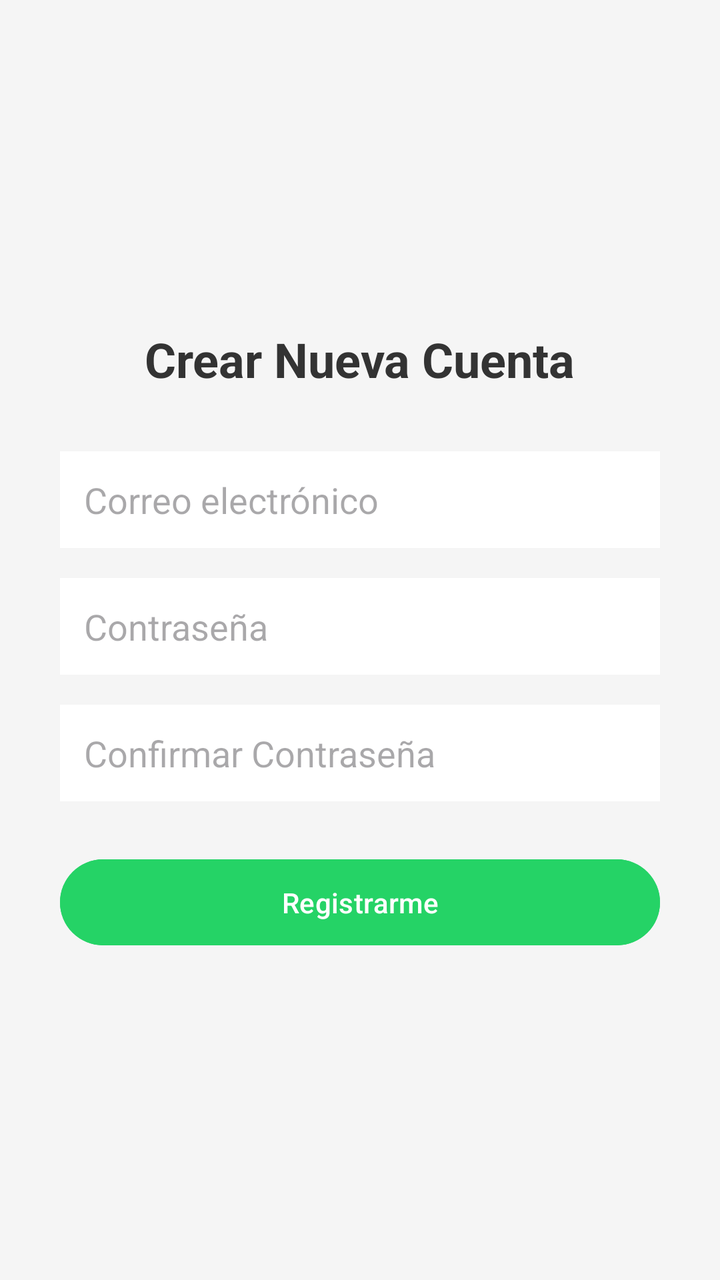
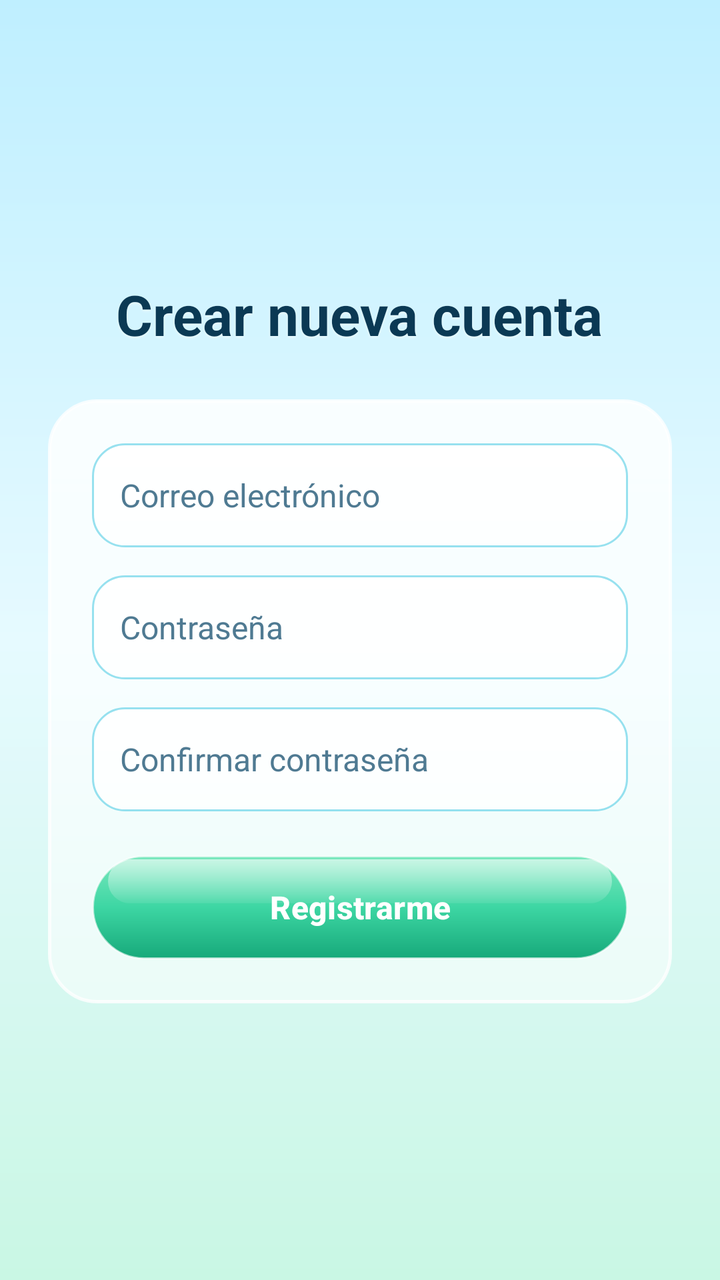

Compare the two renders of this Android layout. The source of the first and the diff that turns it into the second are given below.
<!-- AndroidManifest.xml: application theme Theme.CloneWhatsApp -->
<!-- res/layout/activity_register.xml -->
<?xml version="1.0" encoding="utf-8"?>
<LinearLayout xmlns:android="http://schemas.android.com/apk/res/android"
    android:layout_width="match_parent"
    android:layout_height="match_parent"
    android:orientation="vertical"
    android:padding="30dp"
    android:gravity="center"
    android:background="#f5f5f5">

    <TextView
        android:layout_width="wrap_content"
        android:layout_height="wrap_content"
        android:text="Crear Nueva Cuenta"
        android:textSize="24sp"
        android:textStyle="bold"
        android:textColor="#333"
        android:layout_marginBottom="30dp"/>

    <EditText
        android:id="@+id/etRegCorreo"
        android:layout_width="match_parent"
        android:layout_height="wrap_content"
        android:hint="Correo electrónico"
        android:inputType="textEmailAddress"
        android:padding="12dp"
        android:background="#fff"
        android:layout_marginBottom="15dp"/>

    <EditText
        android:id="@+id/etRegPassword1"
        android:layout_width="match_parent"
        android:layout_height="wrap_content"
        android:hint="Contraseña"
        android:inputType="textPassword"
        android:padding="12dp"
        android:background="#fff"
        android:layout_marginBottom="15dp"/>

    <EditText
        android:id="@+id/etRegPassword2"
        android:layout_width="match_parent"
        android:layout_height="wrap_content"
        android:hint="Confirmar Contraseña"
        android:inputType="textPassword"
        android:padding="12dp"
        android:background="#fff"
        android:layout_marginBottom="25dp"/>

    <Button
        android:id="@+id/btnCrearCuenta"
        android:layout_width="match_parent"
        android:layout_height="wrap_content"
        android:text="Registrarme"
        android:padding="12dp"
        android:backgroundTint="#25D366"/>

</LinearLayout>
<!-- resources referenced by this layout -->
<resources>
  <style name="Base.Theme.CloneWhatsApp" parent="Theme.Material3.DayNight.NoActionBar">
          
          
      </style>
  <!-- unchanged entries left out for length: 1 -->
</resources>

<!-- the commit's change to res/layout/activity_register.xml (unified diff, before → after) -->
@@ -1,57 +1,67 @@
 <?xml version="1.0" encoding="utf-8"?>
-<LinearLayout xmlns:android="http://schemas.android.com/apk/res/android"
+<ScrollView xmlns:android="http://schemas.android.com/apk/res/android"
     android:layout_width="match_parent"
     android:layout_height="match_parent"
-    android:orientation="vertical"
-    android:padding="30dp"
-    android:gravity="center"
-    android:background="#f5f5f5">
+    android:fillViewport="true"
+    android:scrollbars="none">
 
-    <TextView
-        android:layout_width="wrap_content"
-        android:layout_height="wrap_content"
-        android:text="Crear Nueva Cuenta"
-        android:textSize="24sp"
-        android:textStyle="bold"
-        android:textColor="#333"
-        android:layout_marginBottom="30dp"/>
-
-    <EditText
-        android:id="@+id/etRegCorreo"
+    <LinearLayout
         android:layout_width="match_parent"
         android:layout_height="wrap_content"
-        android:hint="Correo electrónico"
-        android:inputType="textEmailAddress"
-        android:padding="12dp"
-        android:background="#fff"
-        android:layout_marginBottom="15dp"/>
+        android:gravity="center"
+        android:minHeight="480dp"
+        android:orientation="vertical"
+        android:padding="24dp">
 
-    <EditText
-        android:id="@+id/etRegPassword1"
-        android:layout_width="match_parent"
-        android:layout_height="wrap_content"
-        android:hint="Contraseña"
-        android:inputType="textPassword"
-        android:padding="12dp"
-        android:background="#fff"
-        android:layout_marginBottom="15dp"/>
+        <TextView
+            style="@style/Aero.Titulo"
+            android:layout_width="wrap_content"
+            android:layout_height="wrap_content"
+            android:layout_marginBottom="24dp"
+            android:text="Crear nueva cuenta"
+            android:textSize="28sp" />
 
-    <EditText
-        android:id="@+id/etRegPassword2"
-        android:layout_width="match_parent"
-        android:layout_height="wrap_content"
-        android:hint="Confirmar Contraseña"
-        android:inputType="textPassword"
-        android:padding="12dp"
-        android:background="#fff"
-        android:layout_marginBottom="25dp"/>
+        <LinearLayout
+            android:layout_width="match_parent"
+            android:layout_height="wrap_content"
+            android:background="@drawable/bg_glass_card"
+            android:elevation="6dp"
+            android:orientation="vertical"
+            android:padding="22dp">
 
-    <Button
-        android:id="@+id/btnCrearCuenta"
-        android:layout_width="match_parent"
-        android:layout_height="wrap_content"
-        android:text="Registrarme"
-        android:padding="12dp"
-        android:backgroundTint="#25D366"/>
+            <EditText
+                android:id="@+id/etRegCorreo"
+                style="@style/Aero.Input"
+                android:layout_width="match_parent"
+                android:layout_height="wrap_content"
+                android:layout_marginBottom="14dp"
+                android:hint="Correo electrónico"
+                android:inputType="textEmailAddress" />
 
-</LinearLayout>
+            <EditText
+                android:id="@+id/etRegPassword1"
+                style="@style/Aero.Input"
+                android:layout_width="match_parent"
+                android:layout_height="wrap_content"
+                android:layout_marginBottom="14dp"
+                android:hint="Contraseña"
+                android:inputType="textPassword" />
+
+            <EditText
+                android:id="@+id/etRegPassword2"
+                style="@style/Aero.Input"
+                android:layout_width="match_parent"
+                android:layout_height="wrap_content"
+                android:layout_marginBottom="22dp"
+                android:hint="Confirmar contraseña"
+                android:inputType="textPassword" />
+
+            <com.google.android.material.button.MaterialButton
+                android:id="@+id/btnCrearCuenta"
+                style="@style/Widget.Aero.Button.Verde"
+                android:layout_width="match_parent"
+                android:layout_height="wrap_content"
+                android:text="Registrarme" />
+        </LinearLayout>
+    </LinearLayout>
+</ScrollView>
<!-- resource entries referenced after the edit -->
@@ -1,9 +1,171 @@
 <!-- resources referenced by this layout -->
 <resources>
-  <style name="Base.Theme.CloneWhatsApp" parent="Theme.Material3.DayNight.NoActionBar">
-          
-          
+  <!-- drawable bg_glass_card (drawable) -->
+  <?xml version="1.0" encoding="utf-8"?>
+  <shape xmlns:android="http://schemas.android.com/apk/res/android">
+      <gradient
+          android:angle="270"
+          android:endColor="#80FFFFFF"
+          android:startColor="#D9FFFFFF" />
+      <corners android:radius="24dp" />
+      <stroke
+          android:width="1.5dp"
+          android:color="@color/aero_glass_border" />
+  </shape>
+  <style name="Aero.Input" parent="">
+          <item name="android:background">@drawable/bg_glass_input</item>
+          <item name="android:padding">14dp</item>
+          <item name="android:minHeight">52dp</item>
+          <item name="android:textColor">@color/aero_navy</item>
+          <item name="android:textColorHint">@color/aero_navy_soft</item>
+          <item name="android:textSize">16sp</item>
       </style>
+  <style name="Aero.Titulo" parent="">
+          <item name="android:textColor">@color/aero_navy</item>
+          <item name="android:textStyle">bold</item>
+          <item name="android:shadowColor">#99FFFFFF</item>
+          <item name="android:shadowDx">0</item>
+          <item name="android:shadowDy">2</item>
+          <item name="android:shadowRadius">3</item>
+      </style>
+  <style name="Widget.Aero.Button.Verde" parent="Widget.Aero.Button">
+          <item name="android:background">@drawable/bg_btn_glossy_verde</item>
+      </style>
+  <color name="aero_glass_border">#CCFFFFFF</color>
+  <!-- drawable bg_glass_input (drawable) -->
+  <?xml version="1.0" encoding="utf-8"?>
+  <shape xmlns:android="http://schemas.android.com/apk/res/android">
+      <gradient
+          android:angle="270"
+          android:endColor="#B3FFFFFF"
+          android:startColor="#E6FFFFFF" />
+      <corners android:radius="16dp" />
+      <stroke
+          android:width="1dp"
+          android:color="#6600B4D8" />
+  </shape>
+  <color name="aero_navy">#FF0B3954</color>
+  <color name="aero_navy_soft">#FF4F7A92</color>
+  <style name="Widget.Aero.Button" parent="Widget.Material3.Button">
+          <item name="android:background">@drawable/bg_btn_glossy</item>
+          <item name="backgroundTint">@null</item>
+          <item name="android:textColor">@color/white</item>
+          <item name="android:textAllCaps">false</item>
+          <item name="android:textStyle">bold</item>
+          <item name="android:textSize">16sp</item>
+          <item name="android:minHeight">52dp</item>
+          <item name="android:insetTop">0dp</item>
+          <item name="android:insetBottom">0dp</item>
+          <item name="android:elevation">6dp</item>
+          <item name="android:stateListAnimator">@null</item>
+      </style>
+  <!-- drawable bg_btn_glossy_verde (drawable) -->
+  <?xml version="1.0" encoding="utf-8"?>
+  <ripple xmlns:android="http://schemas.android.com/apk/res/android"
+      android:color="#55FFFFFF">
+      <item android:drawable="@drawable/bg_btn_glossy_verde_base" />
+  </ripple>
+  <style name="Base.Theme.CloneWhatsApp" parent="Theme.Material3.Light.NoActionBar">
+          <item name="colorPrimary">@color/aero_cyan</item>
+          <item name="colorOnPrimary">@color/white</item>
+          <item name="colorSecondary">@color/aero_green</item>
+          <item name="colorOnSecondary">@color/white</item>
+          <item name="android:windowBackground">@drawable/bg_aero_fondo</item>
+          <item name="android:statusBarColor">@android:color/transparent</item>
+          <item name="android:navigationBarColor">@android:color/transparent</item>
+          <item name="android:forceDarkAllowed" tools:targetApi="29">false</item>
+          <item name="android:windowLightStatusBar">true</item>
+          <item name="android:windowLightNavigationBar">true</item>
+          <item name="android:enforceStatusBarContrast" tools:targetApi="29">false</item>
+          <item name="android:enforceNavigationBarContrast" tools:targetApi="29">false</item>
+      </style>
+  <!-- drawable bg_btn_glossy (drawable) -->
+  <?xml version="1.0" encoding="utf-8"?>
+  <ripple xmlns:android="http://schemas.android.com/apk/res/android"
+      android:color="#55FFFFFF">
+      <item android:drawable="@drawable/bg_btn_glossy_base" />
+  </ripple>
+  <color name="white">#FFFFFFFF</color>
+  <!-- drawable bg_btn_glossy_verde_base (drawable) -->
+  <?xml version="1.0" encoding="utf-8"?>
+  <layer-list xmlns:android="http://schemas.android.com/apk/res/android">
+      <item>
+          <shape>
+              <gradient
+                  android:angle="270"
+                  android:centerColor="@color/aero_green"
+                  android:endColor="@color/aero_green_dark"
+                  android:startColor="@color/aero_green_light" />
+              <corners android:radius="26dp" />
+              <stroke
+                  android:width="1dp"
+                  android:color="#99FFFFFF" />
+          </shape>
+      </item>
+      <item
+          android:left="8dp"
+          android:right="8dp"
+          android:top="2dp"
+          android:height="22dp"
+          android:gravity="top">
+          <shape>
+              <gradient
+                  android:angle="270"
+                  android:endColor="#14FFFFFF"
+                  android:startColor="#99FFFFFF" />
+              <corners android:radius="20dp" />
+          </shape>
+      </item>
+  </layer-list>
+  <color name="aero_cyan">#FF1FB5E0</color>
+  <color name="aero_green">#FF3DD6A3</color>
+  <!-- drawable bg_aero_fondo (drawable) -->
+  <?xml version="1.0" encoding="utf-8"?>
+  <shape xmlns:android="http://schemas.android.com/apk/res/android">
+      <gradient
+          android:angle="270"
+          android:centerColor="@color/aero_sky_mid"
+          android:endColor="@color/aero_mint"
+          android:startColor="@color/aero_sky_top" />
+  </shape>
+  <!-- drawable bg_btn_glossy_base (drawable) -->
+  <?xml version="1.0" encoding="utf-8"?>
+  <layer-list xmlns:android="http://schemas.android.com/apk/res/android">
+      <item>
+          <shape>
+              <gradient
+                  android:angle="270"
+                  android:centerColor="@color/aero_cyan"
+                  android:endColor="@color/aero_blue"
+                  android:startColor="@color/aero_cyan_light" />
+              <corners android:radius="26dp" />
+              <stroke
+                  android:width="1dp"
+                  android:color="#99FFFFFF" />
+          </shape>
+      </item>
+      <item
+          android:left="8dp"
+          android:right="8dp"
+          android:top="2dp"
+          android:height="22dp"
+          android:gravity="top">
+          <shape>
+              <gradient
+                  android:angle="270"
+                  android:endColor="#14FFFFFF"
+                  android:startColor="#99FFFFFF" />
+              <corners android:radius="20dp" />
+          </shape>
+      </item>
+  </layer-list>
+  <color name="aero_green_dark">#FF17A97A</color>
+  <color name="aero_green_light">#FF7BE8BE</color>
+  <color name="aero_sky_mid">#FFE6FAFF</color>
+  <color name="aero_mint">#FFC9F7E4</color>
+  <color name="aero_sky_top">#FFBFEFFF</color>
+  <color name="aero_blue">#FF0A8FC4</color>
+  <color name="aero_cyan_light">#FF5BDCF5</color>
   <!-- unchanged entries left out for length: 1 -->
 </resources>
 
